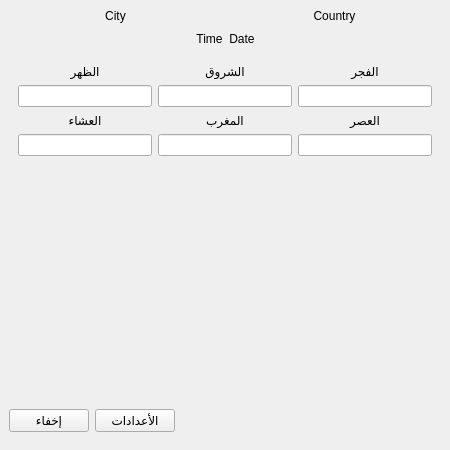
Above: ui/MainWindow.ui from a-atalla/azan before the change. Below: the same form after it.
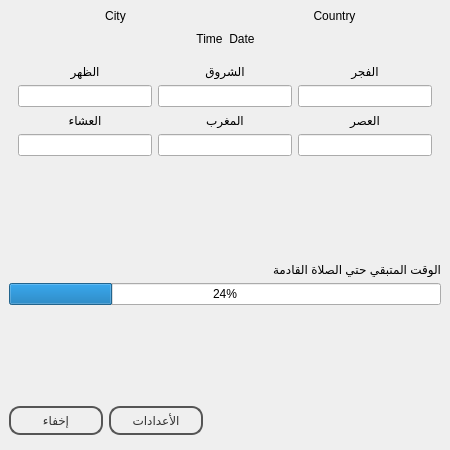
That is the form after the change. Icons and pictures are not drawn.

```diff
--- a/ui/MainWindow.ui
+++ b/ui/MainWindow.ui
@@ -36,13 +36,36 @@
     <normaloff>:/images/images/kaba.png</normaloff>:/images/images/kaba.png</iconset>
   </property>
   <property name="styleSheet">
-   <string notr="true"/>
+   <string notr="true">QPushButton {
+                                    color: #333;
+                                    border: 2px solid #555;
+                                    border-radius: 11px;
+                                    padding: 5px;
+                                    background: qradialgradient(cx: 0.3, cy: -0.4,
+                                    fx: 0.3, fy: -0.4,
+                                    radius: 1.35, stop: 0 #fff, stop: 1 #888);
+                                    min-width: 80px;
+                                    }
+                                    QPushButton:hover {
+                                    background: qradialgradient(cx: 0.3, cy: -0.4,
+                                    fx: 0.3, fy: -0.4,
+                                    radius: 1.35, stop: 0 #fff, stop: 1 #bbb);
+                                    }
+                                    QPushButton:pressed {
+                                    background: qradialgradient(cx: 0.4, cy: -0.1,
+                                    fx: 0.4, fy: -0.1,
+                                    radius: 1.35, stop: 0 #fff, stop: 1 #ddd);
+                                    }
+                                    #centralwidget{
+                                    color: rgb(255, 255, 255);
+                                    background-image: url(:/images/images/back.png);
+                                    background-image: url(:/images/images/back.png);}</string>
   </property>
   <widget class="QWidget" name="centralwidget">
    <property name="styleSheet">
     <string notr="true"/>
    </property>
-   <layout class="QVBoxLayout" name="verticalLayout">
+   <layout class="QVBoxLayout" name="verticalLayout_2">
     <item>
      <layout class="QHBoxLayout" name="horizontalLayout_5">
       <item>
@@ -259,6 +282,40 @@
      </widget>
     </item>
     <item>
+     <layout class="QHBoxLayout" name="horizontalLayout">
+      <item>
+       <layout class="QVBoxLayout" name="verticalLayout">
+        <item>
+         <spacer name="verticalSpacer_2">
+          <property name="orientation">
+           <enum>Qt::Vertical</enum>
+          </property>
+          <property name="sizeHint" stdset="0">
+           <size>
+            <width>20</width>
+            <height>40</height>
+           </size>
+          </property>
+         </spacer>
+        </item>
+        <item>
+         <widget class="QLabel" name="label">
+          <property name="layoutDirection">
+           <enum>Qt::RightToLeft</enum>
+          </property>
+          <property name="text">
+           <string>الوقت المتبقي حتي الصلاة القادمة</string>
+          </property>
+         </widget>
+        </item>
+        <item>
+         <widget class="QProgressBar" name="progressBar">
+          <property name="value">
+           <number>24</number>
+          </property>
+         </widget>
+        </item>
+        <item>
      <spacer name="verticalSpacer">
       <property name="orientation">
        <enum>Qt::Vertical</enum>
@@ -271,8 +328,12 @@
       </property>
      </spacer>
     </item>
+       </layout>
+      </item>
+     </layout>
+    </item>
     <item>
-     <layout class="QHBoxLayout" name="horizontalLayout_2">
+     <layout class="QHBoxLayout" name="horizontalLayout_2" stretch="0,0,0">
       <item>
        <widget class="QPushButton" name="btnHide">
         <property name="font">
```
Lines whose indentation alone changed are shown as unchanged.
